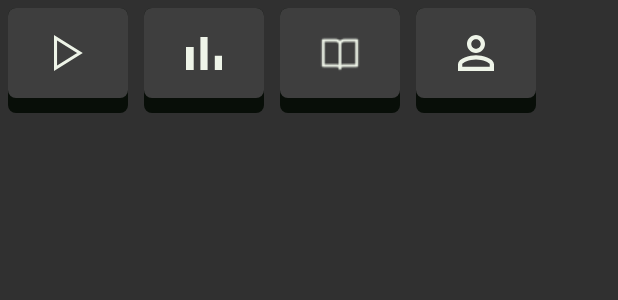
After one commit to IEEE-VIT/enigma7-android, an Android app: the layout bottom_bar.xml on its own in the app's theme, with its tools: preview values and no code run, on a phone screen of 412 x 824 dp. The commit adds this screen. Shown: the top 300 px of the screen. Run offline under Robolectric (Android 15) with nearby library versions, the phone set to English and light mode, and no system bars.

Commit message:
Added Bottom Navigation Buttons

```diff
--- a/app/build.gradle
+++ b/app/build.gradle
@@ -3,13 +3,13 @@ apply plugin: 'kotlin-android'
 apply plugin: 'kotlin-android-extensions'
 
 android {
-    compileSdkVersion 29
-    buildToolsVersion "30.0.1"
+    compileSdkVersion 28
+    buildToolsVersion "30.0.2"
 
     defaultConfig {
         applicationId "com.ieeevit.enigma7"
         minSdkVersion 27
-        targetSdkVersion 29
+        targetSdkVersion 28
         versionCode 1
         versionName "1.0"
 
--- /dev/null
+++ b/app/src/main/res/drawable/bottom_button.xml
@@ -0,0 +1,12 @@
+<?xml version="1.0" encoding="utf-8"?>
+<ripple xmlns:android="http://schemas.android.com/apk/res/android"
+    android:color="@android:color/black">
+
+    <item>
+        <shape android:shape="rectangle">
+            <solid android:color="#3E3E3E"/>
+            <corners android:radius="5dp"/>
+        </shape>
+    </item>
+
+</ripple>
--- /dev/null
+++ b/app/src/main/res/drawable/bottom_button_back.xml
@@ -0,0 +1,10 @@
+<?xml version="1.0" encoding="utf-8"?>
+<selector xmlns:android="http://schemas.android.com/apk/res/android">
+    <item>
+        <shape android:shape="rectangle">
+            <solid android:color="#080E08"/>
+            <corners
+                android:radius="5dp"/>
+        </shape>
+    </item>
+</selector>
--- /dev/null
+++ b/app/src/main/res/drawable/leaderboard_icon.xml
@@ -0,0 +1,9 @@
+<vector xmlns:android="http://schemas.android.com/apk/res/android"
+    android:width="24dp"
+    android:height="22dp"
+    android:viewportWidth="24"
+    android:viewportHeight="22">
+  <path
+      android:pathData="M0,6.6H5.1429V22H0V6.6ZM9.6,0H14.4V22H9.6V0ZM19.2,12.5714H24V22H19.2V12.5714Z"
+      android:fillColor="#EEF4E8"/>
+</vector>
--- /dev/null
+++ b/app/src/main/res/drawable/play_icon.xml
@@ -0,0 +1,11 @@
+<vector xmlns:android="http://schemas.android.com/apk/res/android"
+    android:width="19dp"
+    android:height="24dp"
+    android:viewportWidth="19"
+    android:viewportHeight="24">
+  <path
+      android:pathData="M1,1.8217L16.9945,12L1,22.1783V1.8217Z"
+      android:strokeWidth="2"
+      android:fillColor="#00000000"
+      android:strokeColor="#EEF4E8"/>
+</vector>
--- /dev/null
+++ b/app/src/main/res/drawable/profile_icon.xml
@@ -0,0 +1,9 @@
+<vector xmlns:android="http://schemas.android.com/apk/res/android"
+    android:width="24dp"
+    android:height="24dp"
+    android:viewportWidth="24"
+    android:viewportHeight="24">
+  <path
+      android:pathData="M12,2.85C13.74,2.85 15.15,4.26 15.15,6C15.15,7.74 13.74,9.15 12,9.15C10.26,9.15 8.85,7.74 8.85,6C8.85,4.26 10.26,2.85 12,2.85ZM12,16.35C16.455,16.35 21.15,18.54 21.15,19.5V21.15H2.85V19.5C2.85,18.54 7.545,16.35 12,16.35ZM12,0C8.685,0 6,2.685 6,6C6,9.315 8.685,12 12,12C15.315,12 18,9.315 18,6C18,2.685 15.315,0 12,0ZM12,13.5C7.995,13.5 0,15.51 0,19.5V24H24V19.5C24,15.51 16.005,13.5 12,13.5Z"
+      android:fillColor="#EEF4E8"/>
+</vector>
--- /dev/null
+++ b/app/src/main/res/layout/bottom_bar.xml
@@ -0,0 +1,62 @@
+<?xml version="1.0" encoding="utf-8"?>
+<RelativeLayout
+    xmlns:android="http://schemas.android.com/apk/res/android"
+    android:layout_width="wrap_content"
+    android:layout_height="wrap_content">
+
+    <RelativeLayout
+        style="@style/BottomButtonBack"
+        android:background="@drawable/bottom_button_back"
+        android:id="@+id/game_back">
+
+        <ImageButton
+            style="@style/BottomButton"
+            android:src="@drawable/play_icon"
+            android:background="@drawable/bottom_button"
+            android:id="@+id/game"/>
+
+    </RelativeLayout>
+
+    <RelativeLayout
+        style="@style/BottomButtonBack"
+        android:background="@drawable/bottom_button_back"
+        android:id="@+id/leaderboard_back"
+        android:layout_toEndOf="@id/game_back">
+
+        <ImageButton
+            style="@style/BottomButton"
+            android:src="@drawable/leaderboard_icon"
+            android:background="@drawable/bottom_button"
+            android:id="@+id/leaderboard"/>
+
+    </RelativeLayout>
+
+    <RelativeLayout
+        style="@style/BottomButtonBack"
+        android:background="@drawable/bottom_button_back"
+        android:id="@+id/story_back"
+        android:layout_toEndOf="@+id/leaderboard_back">
+
+        <ImageButton
+            style="@style/BottomButton"
+            android:src="@drawable/story_icon"
+            android:background="@drawable/bottom_button"
+            android:id="@+id/story"/>
+
+    </RelativeLayout>
+
+    <RelativeLayout
+        style="@style/BottomButtonBack"
+        android:background="@drawable/bottom_button_back"
+        android:id="@+id/profile_back"
+        android:layout_toEndOf="@+id/story_back">
+
+        <ImageButton
+            style="@style/BottomButton"
+            android:src="@drawable/profile_icon"
+            android:background="@drawable/bottom_button"
+            android:id="@+id/profile"/>
+
+    </RelativeLayout>
+
+</RelativeLayout>
--- a/app/src/main/res/values/styles.xml
+++ b/app/src/main/res/values/styles.xml
@@ -1,10 +1,22 @@
 <resources>
     <!-- Base application theme. -->
-    <style name="AppTheme" parent="Theme.AppCompat.Light.DarkActionBar">
+    <style name="AppTheme" parent="Theme.AppCompat.NoActionBar">
         <!-- Customize your theme here. -->
         <item name="colorPrimary">@color/colorPrimary</item>
         <item name="colorPrimaryDark">@color/colorPrimaryDark</item>
         <item name="colorAccent">@color/colorAccent</item>
     </style>
 
+    <style name="BottomButton" parent="Widget.AppCompat.ImageButton">
+        <item name="android:layout_height">60dp</item>
+        <item name="android:layout_width">80dp</item>
+    </style>
+
+    <style name="BottomButtonBack">
+        <item name="android:layout_height">70dp</item>
+        <item name="android:layout_width">wrap_content</item>
+        <item name="android:layout_margin">5dp</item>
+
+    </style>
+
 </resources>
```
Also changed, not shown: app/src/main/res/drawable-v24/story_icon.png (added).
